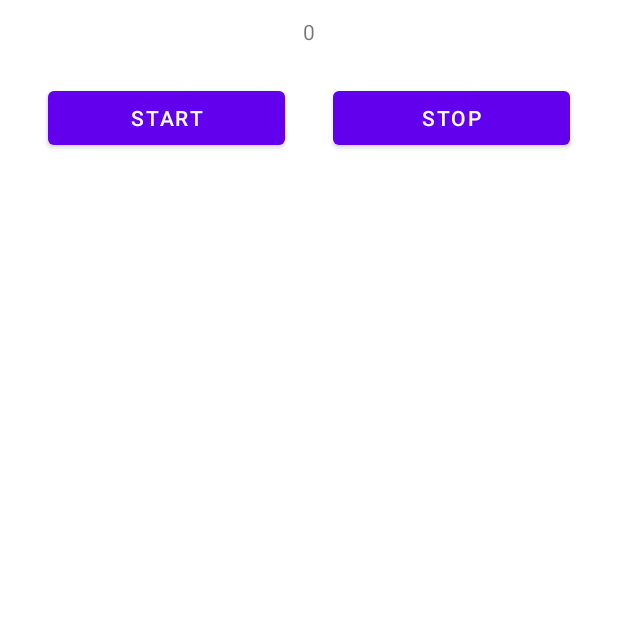
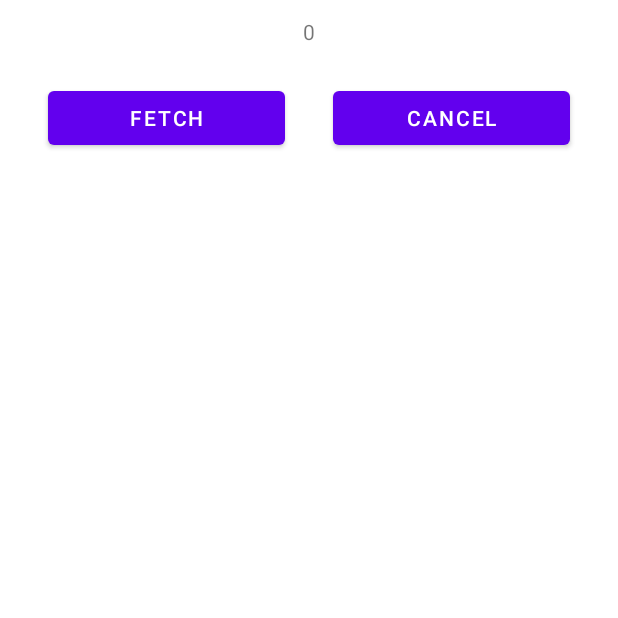
Before and after one commit to ashwindmk/android_fragment_headless, an Android app: the screen it shows after launch (MainActivity), on a phone screen of 412 x 824 dp, the part 562-1180 px from its top. Run offline under Robolectric (Android 15) with nearby library versions, the phone set to English and light mode, and no system bars.

Commit message:
Rename button ids

```diff
--- a/app/src/main/java/com/ashwin/android/headlessfragment/MainActivity.kt
+++ b/app/src/main/java/com/ashwin/android/headlessfragment/MainActivity.kt
@@ -4,6 +4,7 @@ import androidx.appcompat.app.AppCompatActivity
 import android.os.Bundle
 import android.widget.Button
 import android.widget.TextView
+import androidx.lifecycle.Observer
 
 private const val SUB_TAG = "MainActivity"
 
@@ -26,13 +27,18 @@ class MainActivity : AppCompatActivity() {
         println("${Constant.APP_TAG}: $SUB_TAG: counterFragment = $counterFragment")
 
         val textView = findViewById<TextView>(R.id.textView)
-        counterFragment.counterLiveData.observe(this, {
+        counterFragment.counterLiveData.observe(this, Observer<Int> { it
             textView.text = it.toString()
         })
 
         val fetchButton = findViewById<Button>(R.id.fetch_button)
         fetchButton.setOnClickListener {
             counterFragment.fetch()
+        }
+
+        val cancelButton = findViewById<Button>(R.id.cancel_button)
+        cancelButton.setOnClickListener {
+            // TODO
         }
     }
 
--- a/app/src/main/res/layout/activity_main.xml
+++ b/app/src/main/res/layout/activity_main.xml
@@ -28,15 +28,15 @@
             android:layout_width="0dp"
             android:layout_height="wrap_content"
             android:layout_weight="1"
-            android:text="Start"
+            android:text="Fetch"
             android:layout_margin="16dp"/>
 
         <Button
-            android:id="@+id/btn_stopCounting"
+            android:id="@+id/cancel_button"
             android:layout_width="0dp"
             android:layout_height="wrap_content"
             android:layout_weight="1"
-            android:text="Stop"
+            android:text="Cancel"
             android:layout_margin="16dp"/>
 
     </LinearLayout>
```
